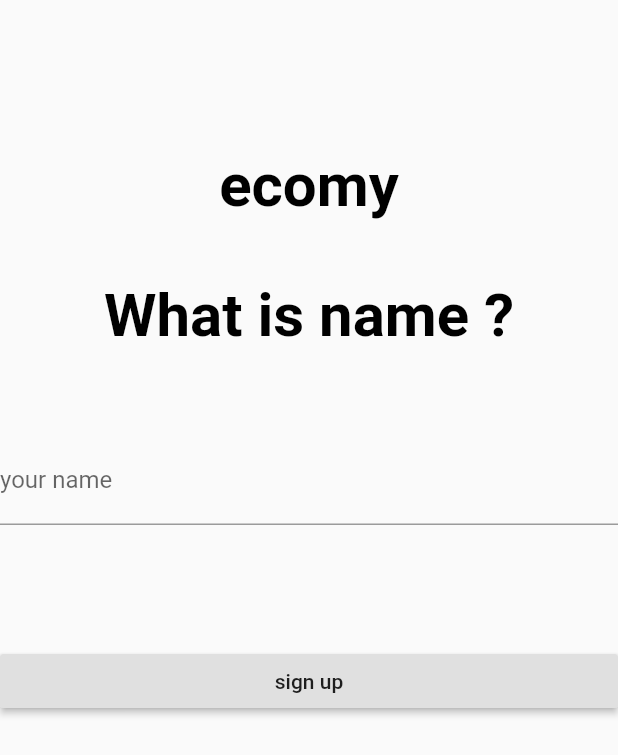
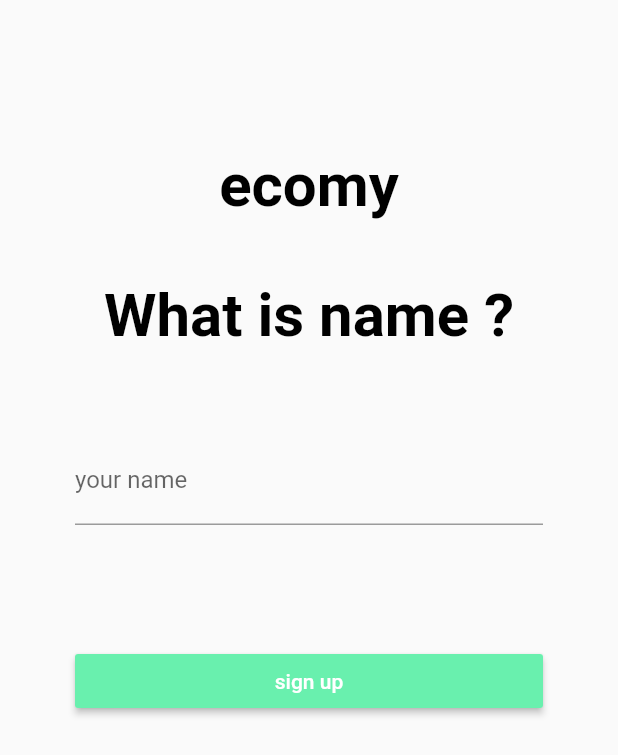
Before and after one commit to kmgk/flutter_hack_20, a Flutter app: the screen it shows after launch, on a phone screen of 412 x 824 dp. Shown: the top 755 px of the screen. Run offline on Flutter 3.47's test engine with Material 2 defaults, Android fonts, the phone set to English and light mode, and no system bars; our stand-ins replace cloud_firestore, firebase_auth; accounts and stored records are empty.

Commit message:
add screen to padding and make button green for color

```diff
--- a/lib/view/sign_in/sign_in_page.dart
+++ b/lib/view/sign_in/sign_in_page.dart
@@ -40,19 +40,27 @@ class SignInPage extends StatelessWidget {
             //     hintText: 'your name',
             //   ),
             // ),
-            TextFormField(
+            Padding(
+              padding: const EdgeInsets.only(left: 50.0, right: 50.0),
+              child: TextFormField(
                 decoration: InputDecoration(labelText: 'your name'),
                 keyboardAppearance: Brightness.light,
                 initialValue: _name,
                 validator: (value) => value.isNotEmpty ? null : 'you can`t save name',
                 onSaved: (value) => _name = value,
               ),
+            ),
             SizedBox(height: 80.0),
-            RaisedButton(
+            Padding(
+              padding: const EdgeInsets.only(left: 50.0, right: 50.0),
+              child: RaisedButton(
                 child: const Text('sign up'),
                 onPressed: () async {
                   await FirebaseAuthService.instance.signInAnonymously(_name);
                 },
+                color: Colors.greenAccent,
+                textColor: Colors.white
+              ),
             ),
           ]),
     );
```
Lines whose indentation alone changed are shown as unchanged.
